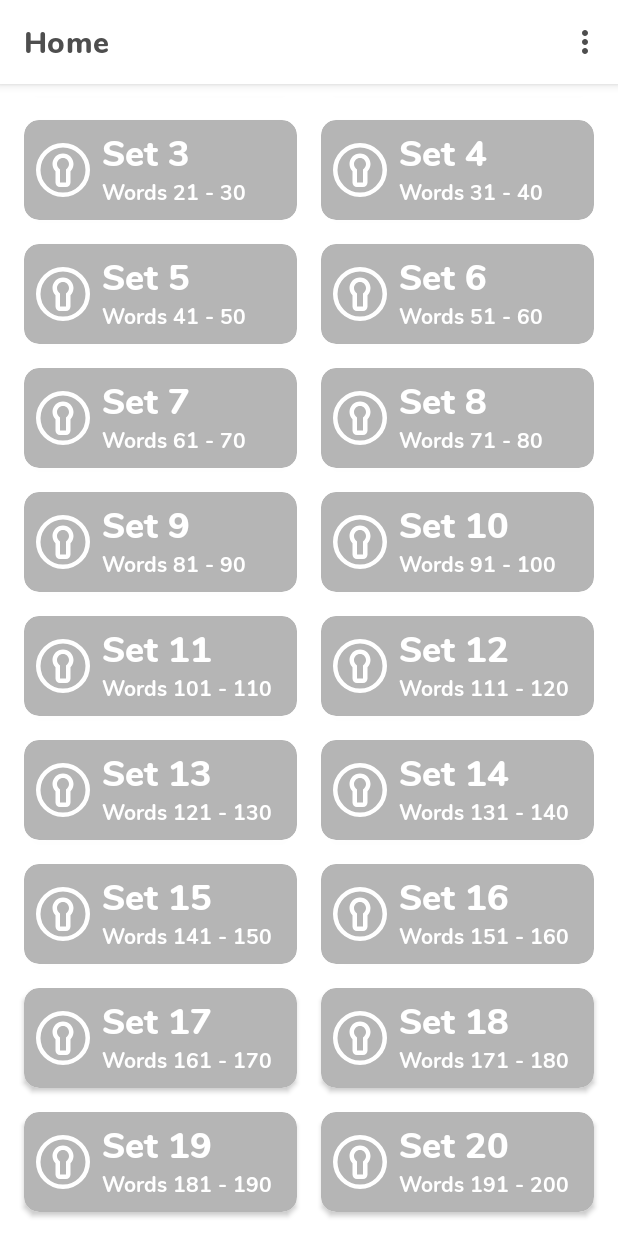
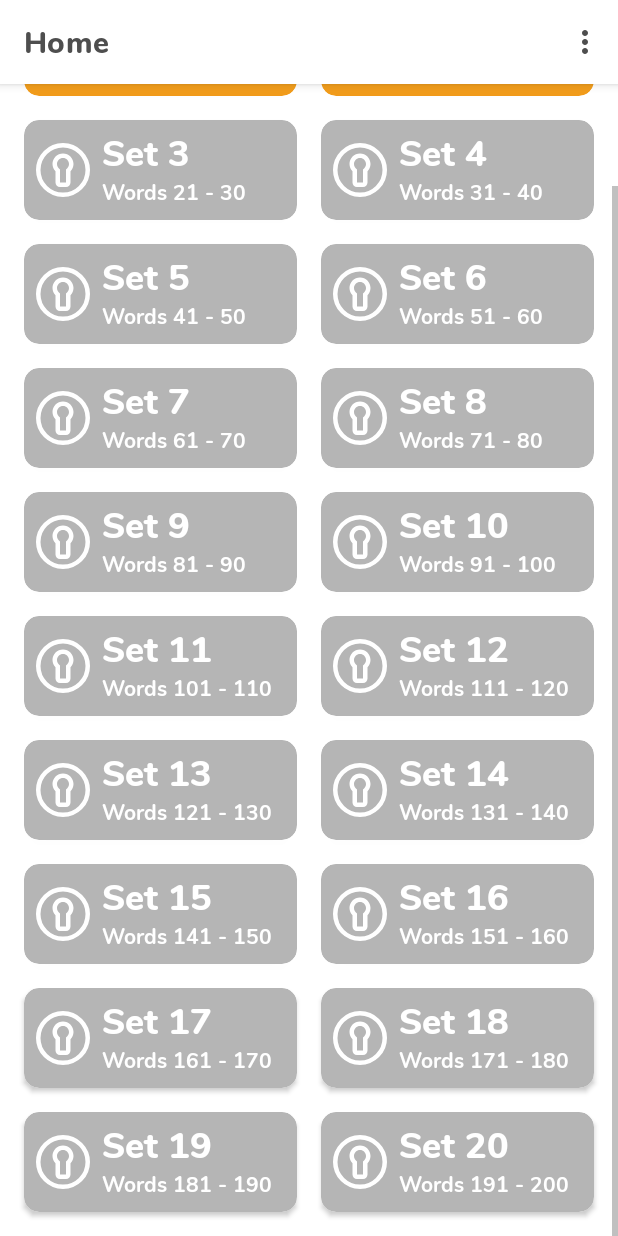
Before and after one commit to imaadzaffar/11-plus-vocab, an Android app: the screen it shows after launch (MainActivity), scrolled down 74 dp, on a phone screen of 412 x 824 dp. Run offline under Robolectric (Android 15) with nearby library versions, the phone set to English and light mode, and no system bars; our stand-ins replace navigation-ui; 6 statements that could not run were skipped.

Commit message:
Fixed margins for rv_sets and added scrollbar

```diff
--- a/app/src/main/java/com/zafaris/elevenplusvocab/ui/home/HomeFragment.kt
+++ b/app/src/main/java/com/zafaris/elevenplusvocab/ui/home/HomeFragment.kt
@@ -84,6 +84,7 @@
     private fun buildSetRv() {
         adapter = SetAdapter(sets, this)
         manager = GridLayoutManager(requireContext(), 2)
+        binding.rvSets.addItemDecoration(SpacingItemDecoration(resources.getDimensionPixelSize(R.dimen.set_spacing), 2, true))
         binding.rvSets.layoutManager = manager
         binding.rvSets.adapter = adapter
     }
--- /dev/null
+++ b/app/src/main/java/com/zafaris/elevenplusvocab/ui/home/SpacingItemDecoration.kt
@@ -0,0 +1,33 @@
+package com.zafaris.elevenplusvocab.ui.home
+
+import android.graphics.Rect
+import android.view.View
+import androidx.recyclerview.widget.RecyclerView
+
+class SpacingItemDecoration(
+		private val spacing: Int,
+		private val spanCount: Int,
+		private val includeEdge: Boolean
+) : RecyclerView.ItemDecoration() {
+
+	override fun getItemOffsets(outRect: Rect, view: View, parent: RecyclerView, state: RecyclerView.State) {
+		val position = parent.getChildAdapterPosition(view)
+		val column = position % spanCount
+
+		if (includeEdge) {
+			outRect.left = spacing - column * spacing / spanCount // spacing - column * ((1f / spanCount) * spacing)
+			outRect.right = (column + 1) * spacing / spanCount // (column + 1) * ((1f / spanCount) * spacing)
+
+			if (position < spanCount) { // top edge
+				outRect.top = spacing
+			}
+			outRect.bottom = spacing // item bottom
+		} else {
+			outRect.left = column * spacing / spanCount // column * ((1f / spanCount) * spacing)
+			outRect.right = spacing - (column + 1) * spacing / spanCount // spacing - (column + 1) * ((1f /    spanCount) * spacing)
+			if (position >= spanCount) {
+				outRect.top = spacing // item top
+			}
+		}
+	}
+}
--- a/app/src/main/res/layout/fragment_home.xml
+++ b/app/src/main/res/layout/fragment_home.xml
@@ -11,9 +11,14 @@
         android:id="@+id/rv_sets"
         android:layout_width="match_parent"
         android:layout_height="match_parent"
-        android:layout_margin="8dp"
         app:layout_constraintBottom_toBottomOf="parent"
         app:layout_constraintStart_toStartOf="parent"
+        android:clipToPadding="false"
+        android:scrollbars="vertical"
+        android:scrollbarAlwaysDrawVerticalTrack="true"
+        tools:layoutManager="androidx.recyclerview.widget.GridLayoutManager"
+        tools:spanCount="2"
+        tools:itemCount="20"
         tools:listitem="@layout/home_item_set"/>
 
 </androidx.constraintlayout.widget.ConstraintLayout>
--- a/app/src/main/res/layout/home_item_set.xml
+++ b/app/src/main/res/layout/home_item_set.xml
@@ -5,11 +5,11 @@
     android:id="@+id/card_set"
     android:layout_width="match_parent"
     android:layout_height="wrap_content"
- android:layout_margin="8dp"
     android:clickable="true"
     android:focusable="true"
     android:foreground="?android:attr/selectableItemBackground"
- app:cardCornerRadius="10dp">
+    app:cardCornerRadius="10dp"
+    tools:layout_margin="8dp">
 
      <androidx.constraintlayout.widget.ConstraintLayout
          android:id="@+id/layout_set"
--- a/app/src/main/res/values/dimens.xml
+++ b/app/src/main/res/values/dimens.xml
@@ -1,3 +1,4 @@
 <resources>
     <dimen name="fab_margin">16dp</dimen>
+    <dimen name="set_spacing">16dp</dimen>
 </resources>
```
Lines whose indentation alone changed are shown as unchanged.
